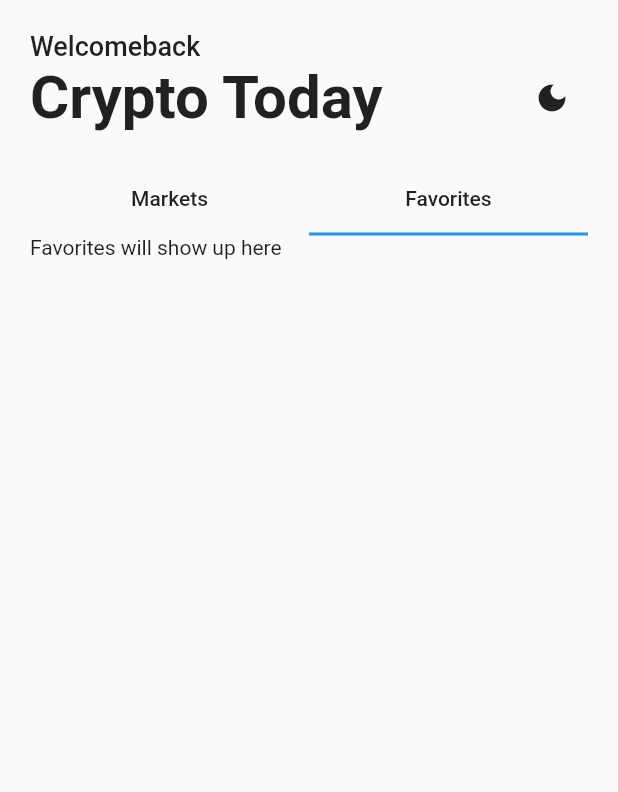
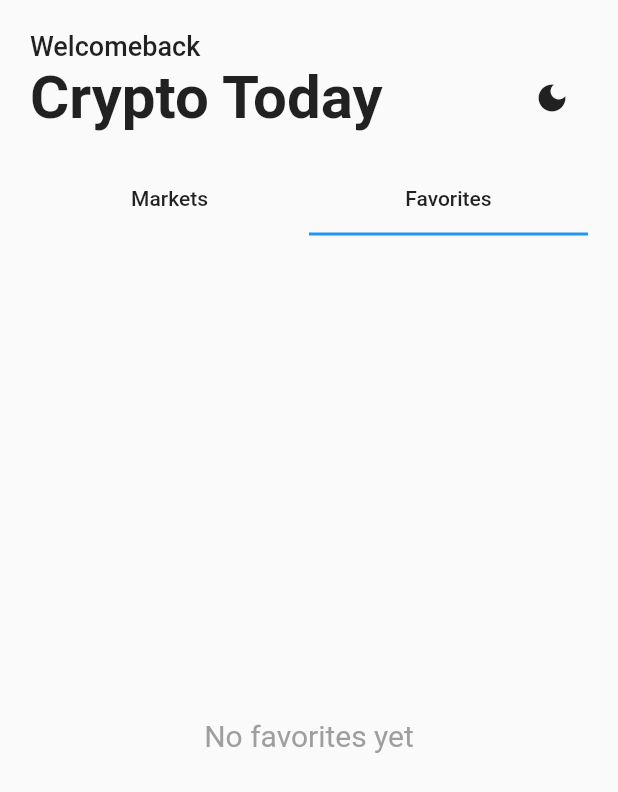
Before and after one commit to PhucDevbu/coin_tracking, a Flutter app: the screen it shows after launch, tab 2 chosen, on a phone screen of 412 x 824 dp. Shown: the top 792 px of the screen. Run offline on Flutter 3.47's test engine with Material 2 defaults, Android fonts, the phone set to English and light mode, and no system bars; our stand-ins replace shared_preferences; network calls fail.

Commit message:
favorites

```diff
--- a/lib/pages/favorites.dart
+++ b/lib/pages/favorites.dart
@@ -1,4 +1,9 @@
+import 'package:coin_tracking/providers/market_provider.dart';
+import 'package:coin_tracking/widgets/crypto_list_title.dart';
 import 'package:flutter/material.dart';
+import 'package:provider/provider.dart';
+
+import '../models/crypto.dart';
 
 class Favorites extends StatefulWidget {
   const Favorites({Key? key}) : super(key: key);
@@ -10,8 +15,27 @@ class Favorites extends StatefulWidget {
 class _FavoritesState extends State<Favorites> {
   @override
   Widget build(BuildContext context) {
-    return Container(
-      child: Text("Favorites will show up here"),
-    );
+    return Consumer<MarketProvider>(builder:  (context,marketProvider,child){
+
+      List<Crypto> favorites = marketProvider.markets.where((element) => element.isFavorite == true).toList();
+      if(favorites.length>0){
+        return ListView.builder(
+          itemCount: favorites.length,
+          itemBuilder: (context,index){
+            Crypto currentCrypto = favorites[index];
+            return CryptoListTitle(currentCrypto:  currentCrypto);
+          },
+        );
+      }else{
+        return Center(
+          child: Text("No favorites yet",style: TextStyle(
+            color: Colors.grey,
+            fontSize: 20,
+          ),),
+        );
+      }
+
+
+    });
   }
 }
```
Also changed, not shown: lib/models/local_storage.dart (+19 -0 lines), lib/pages/markets.dart (+3 -49 lines), lib/providers/market_provider.dart (+21 -0 lines), lib/widgets/crypto_list_title.dart (added, +86 -0 lines).
